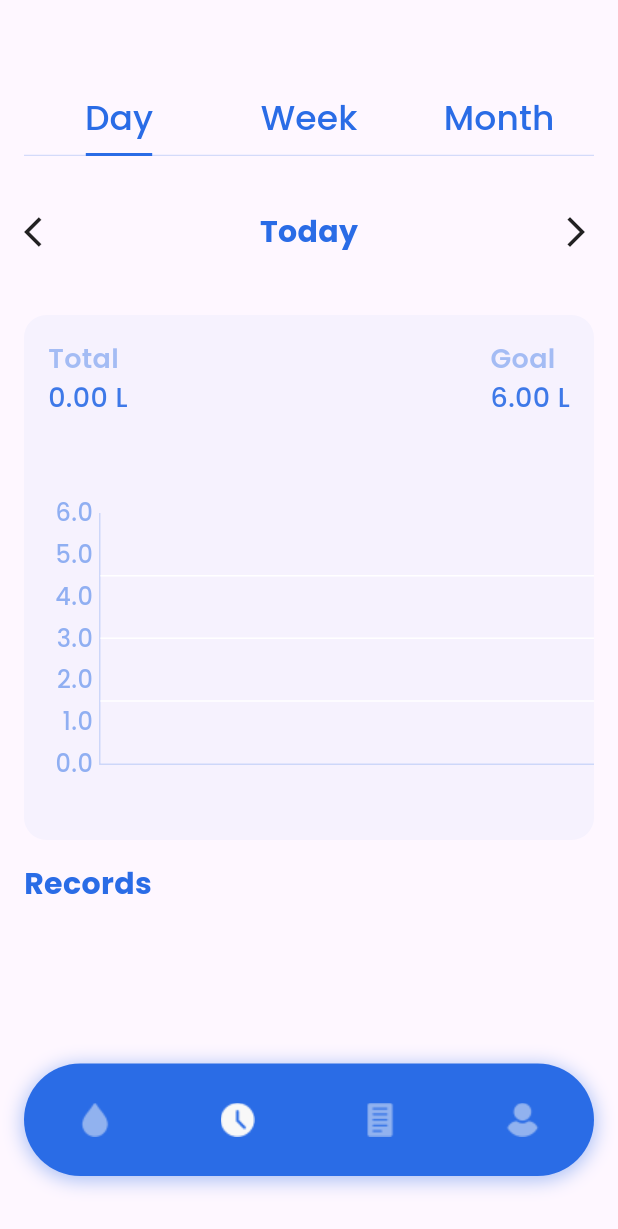
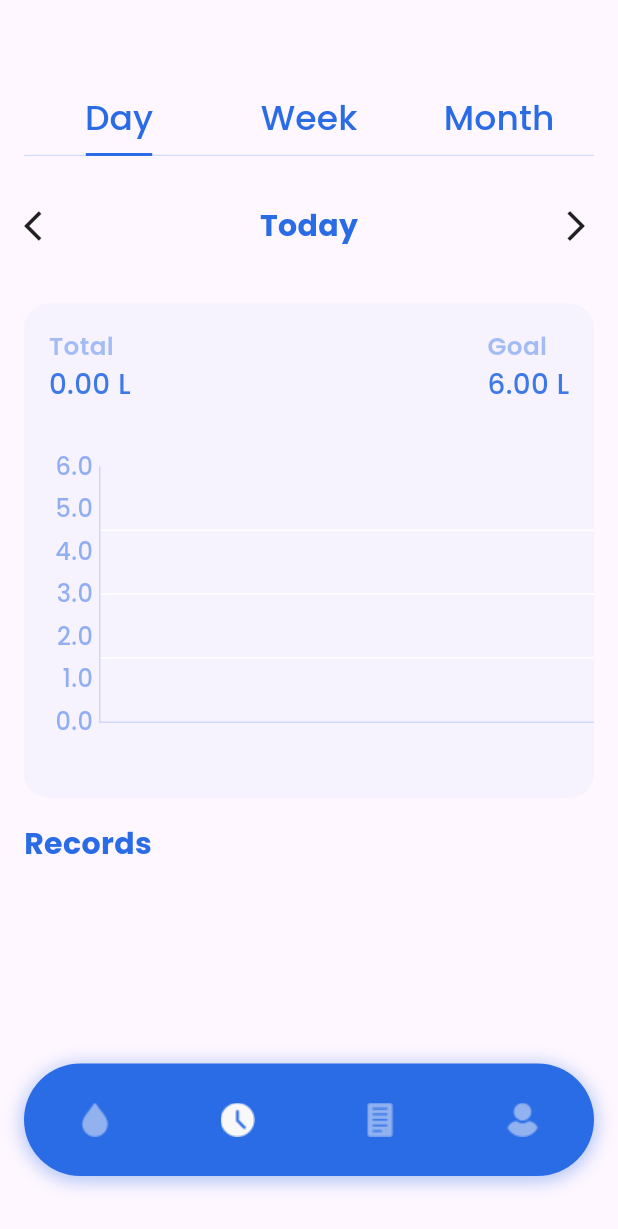
Before and after one commit to amro3z/Dr.Drink-demo-, a Flutter app: the CustomNavigationBar screen opened directly, item 2 of the bottom bar chosen, on a phone screen of 412 x 824 dp. Shown: the top 1229 px of the screen. Run offline on Flutter 3.47's test engine with Material 3 defaults, Android fonts, the phone set to English and light mode, and no system bars; drawn by our look-alikes of fl_chart; our stand-ins replace lottie.

Commit message:
UI responsive with history page

```diff
--- a/lib/componnent/navigation_bar.dart
+++ b/lib/componnent/navigation_bar.dart
@@ -2,11 +2,11 @@ import 'package:dr_drink/componnent/record_card.dart';
 import 'package:dr_drink/screens/history_screen.dart';
 import 'package:dr_drink/screens/home_screen.dart';
 import 'package:dr_drink/screens/insights_screen.dart';
-import 'package:dr_drink/screens/profile_screen.dart';
 import 'package:dr_drink/values/color.dart';
 import 'package:flutter/material.dart';
 
 class CustomNavigationBar extends StatefulWidget {
+  const CustomNavigationBar({super.key});
   @override
   State<CustomNavigationBar> createState() => _NavigationBarState();
 }
@@ -15,9 +15,9 @@ class _NavigationBarState extends State<CustomNavigationBar> {
   int currentPageIndex = 0;
   final List<Widget> _pages = [
     HomePage(),
-    HistoryPage(),
-    InsightsPage(),
-    RecordCard(),
+    const HistoryPage(),
+    const InsightsPage(),
+    const RecordCard(),
   ];
   @override
   Widget build(BuildContext context) {
@@ -34,7 +34,7 @@ class _NavigationBarState extends State<CustomNavigationBar> {
                   color: MyColor.blue.withOpacity(0.4),
                   spreadRadius: 1,
                   blurRadius: 10,
-                  offset: Offset(0, 2),
+                  offset: const Offset(0, 2),
                 ),
               ]),
           child: NavigationBar(
--- a/lib/main.dart
+++ b/lib/main.dart
@@ -1,11 +1,7 @@
 // ignore_for_file: prefer_const_constructors
-import 'package:dr_drink/screens/home_screen.dart';
 import 'package:flutter/material.dart';
-import 'package:intl/intl.dart';
-import 'componnent/navigation_bar.dart';
-import 'widgets/genderWidget.dart';
+
 import 'screens/splash_screen.dart';
-import 'screens/history_screen.dart';
 
 void main() {
   runApp(const Main());
--- a/lib/screens/buildDayContent.dart
+++ b/lib/screens/build_day_content.dart
@@ -11,11 +11,13 @@ class BuildDayContent extends StatelessWidget {
   final List<int> hours;
   final List<double> waterConsumptionList;
 
-  BuildDayContent(
-      {required this.goal,
-      required this.unit,
-      required this.waterConsumptionList,
-      required this.hours});
+  const BuildDayContent({
+    super.key,
+    required this.goal,
+    required this.unit,
+    required this.waterConsumptionList,
+    required this.hours,
+  });
 
   double get total {
     return waterConsumptionList.fold(0, (sum, item) => sum + item);
@@ -23,19 +25,22 @@ class BuildDayContent extends StatelessWidget {
 
   @override
   Widget build(BuildContext context) {
+    // Fetch screen dimensions and scale factors
+    final screenHeight = MediaQuery.of(context).size.height;
+    final screenWidth = MediaQuery.of(context).size.width;
     final scaleFactor = MediaQuery.of(context).textScaleFactor;
     final textHeadSize = scaleFactor * 20;
 
     return Stack(
       children: [
         Positioned(
-          top: 20,
+          top: screenHeight * 0.02,
           left: 0,
           right: 0,
           child: Row(
             mainAxisAlignment: MainAxisAlignment.spaceBetween,
             children: [
-              Icon(Icons.arrow_back_ios),
+              const Icon(Icons.arrow_back_ios),
               Text(
                 'Today',
                 style: TextStyle(
@@ -45,34 +50,35 @@ class BuildDayContent extends StatelessWidget {
                   fontWeight: FontWeight.w700,
                 ),
               ),
-              Icon(Icons.arrow_forward_ios),
+              const Icon(Icons.arrow_forward_ios),
             ],
           ),
         ),
         Positioned(
-          top: 90,
+          top: screenHeight * 0.1,
           left: 0,
           right: 0,
           child: Column(
             crossAxisAlignment: CrossAxisAlignment.start,
             children: [
               Container(
-                height: 350,
+                height: screenHeight * 0.4,
                 decoration: ShapeDecoration(
                   color: MyColor.blue.withOpacity(0.04),
                   shape: RoundedRectangleBorder(
-                    borderRadius: BorderRadius.circular(15),
+                    borderRadius: BorderRadius.circular(screenHeight * 0.02),
                   ),
                 ),
                 child: Column(
                   crossAxisAlignment: CrossAxisAlignment.start,
                   children: [
-                    SizedBox(height: 16),
+                    SizedBox(height: screenHeight * 0.02),
                     Row(
                       mainAxisAlignment: MainAxisAlignment.spaceBetween,
                       children: [
                         Padding(
-                          padding: const EdgeInsets.symmetric(horizontal: 16.0),
+                          padding: EdgeInsets.symmetric(
+                              horizontal: screenWidth * 0.04),
                           child: Column(
                             crossAxisAlignment: CrossAxisAlignment.start,
                             children: [
@@ -80,7 +86,7 @@ class BuildDayContent extends StatelessWidget {
                                 'Total',
                                 style: TextStyle(
                                   fontFamily: 'Poppins',
-                                  fontSize: 18,
+                                  fontSize: screenWidth * 0.04,
                                   color: MyColor.blue.withOpacity(0.4),
                                   fontWeight: FontWeight.w600,
                                 ),
@@ -89,7 +95,7 @@ class BuildDayContent extends StatelessWidget {
                                 '${total.toStringAsFixed(2)} $unit',
                                 style: TextStyle(
                                   fontFamily: 'Poppins',
-                                  fontSize: 18,
+                                  fontSize: screenWidth * 0.045,
                                   color: MyColor.blue.withOpacity(0.9),
                                   fontWeight: FontWeight.w500,
                                 ),
@@ -98,7 +104,8 @@ class BuildDayContent extends StatelessWidget {
                           ),
                         ),
                         Padding(
-                          padding: const EdgeInsets.symmetric(horizontal: 16.0),
+                          padding: EdgeInsets.symmetric(
+                              horizontal: screenWidth * 0.04),
                           child: Column(
                             crossAxisAlignment: CrossAxisAlignment.start,
                             children: [
@@ -106,7 +113,7 @@ class BuildDayContent extends StatelessWidget {
                                 'Goal',
                                 style: TextStyle(
                                   fontFamily: 'Poppins',
-                                  fontSize: 18,
+                                  fontSize: screenWidth * 0.04,
                                   color: MyColor.blue.withOpacity(0.4),
                                   fontWeight: FontWeight.w600,
                                 ),
@@ -115,7 +122,7 @@ class BuildDayContent extends StatelessWidget {
                                 '${goal.toStringAsFixed(2)} $unit',
                                 style: TextStyle(
                                   fontFamily: 'Poppins',
-                                  fontSize: 18,
+                                  fontSize: screenWidth * 0.045,
                                   color: MyColor.blue.withOpacity(0.9),
                                   fontWeight: FontWeight.w500,
                                 ),
@@ -125,7 +132,7 @@ class BuildDayContent extends StatelessWidget {
                         ),
                       ],
                     ),
-                    const SizedBox(height: 64),
+                    SizedBox(height: screenHeight * 0.05),
                     Expanded(
                       child: BarChart(
                         BarChartData(
@@ -143,7 +150,8 @@ class BuildDayContent extends StatelessWidget {
                 ),
               ),
               Padding(
-                padding: const EdgeInsets.only(top: 15, bottom: 15),
+                padding: EdgeInsets.only(
+                    top: screenHeight * 0.02, bottom: screenHeight * 0.02),
                 child: Text(
                   'Records',
                   style: TextStyle(
@@ -154,17 +162,19 @@ class BuildDayContent extends StatelessWidget {
                   ),
                 ),
               ),
+              // Records section
               Row(
                 children: [
                   Expanded(
                     child: SizedBox(
-                      height: 150,
+                      height: screenHeight * 0.15,
                       child: ListView.builder(
                           scrollDirection: Axis.horizontal,
                           itemCount: HomePage.interval,
                           itemBuilder: (context, index) {
                             return Padding(
-                              padding: EdgeInsets.only(right: 15),
+                              padding:
+                                  EdgeInsets.only(right: screenWidth * 0.04),
                               child: RecordCard(
                                 quantity: waterConsumptionList[index],
                                 time: HomePage.formattedTime!,
@@ -287,7 +297,6 @@ class BuildDayContent extends StatelessWidget {
 
   // Generate the Bar Data
   List<BarChartGroupData> getBarGroups() {
-    int valueOfX = 1;
     final barGroups = <BarChartGroupData>[];
 
     for (int i = 0; i < waterConsumptionList.length && i < hours.length; i++) {
--- a/lib/screens/buildMonthContent.dart
+++ b/lib/screens/build_month_content.dart
@@ -4,6 +4,7 @@ import '../values/color.dart';
 import '../values/icons.dart';
 
 class BuildMonthContent extends StatelessWidget {
+  const BuildMonthContent({super.key});
   @override
   Widget build(BuildContext context) {
     final scaleFactor = MediaQuery.of(context).textScaleFactor;
--- a/lib/screens/history_screen.dart
+++ b/lib/screens/history_screen.dart
@@ -1,13 +1,13 @@
 import 'package:dr_drink/screens/home_screen.dart';
 import 'package:flutter/material.dart';
-import 'buildDayContent.dart';
-import 'buildMonthContent.dart';
-import 'buildWeekContent.dart';
+import 'build_day_content.dart';
+import 'build_month_content.dart';
+import 'build_week_content.dart';
 import '../values/color.dart';
 
 class HistoryPage extends StatelessWidget {
   final Map<double, double>? recordedData;
-  HistoryPage({ this.recordedData});
+  const HistoryPage({ super.key,this.recordedData});
   @override
   Widget build(BuildContext context) {
     final screenWidth = MediaQuery.of(context).size.width;
--- a/lib/screens/target_screen.dart
+++ b/lib/screens/target_screen.dart
@@ -3,7 +3,6 @@ import 'package:flutter/material.dart';
 import 'package:lottie/lottie.dart';
 
 import '../componnent/navigation_bar.dart';
-import 'home_screen.dart';
 
 class TargetScreen extends StatefulWidget {
   final double? initialQuantity = 50; // just for test
```
Also changed, not shown: lib/componnent/record_card.dart (+8 -8 lines), lib/screens/build_week_content.dart (renamed from lib/screens/buildWeekContent.dart, +4 -6 lines), lib/screens/insights_screen.dart (+3 -7 lines), lib/screens/profile_screen.dart (+3 -6 lines).
